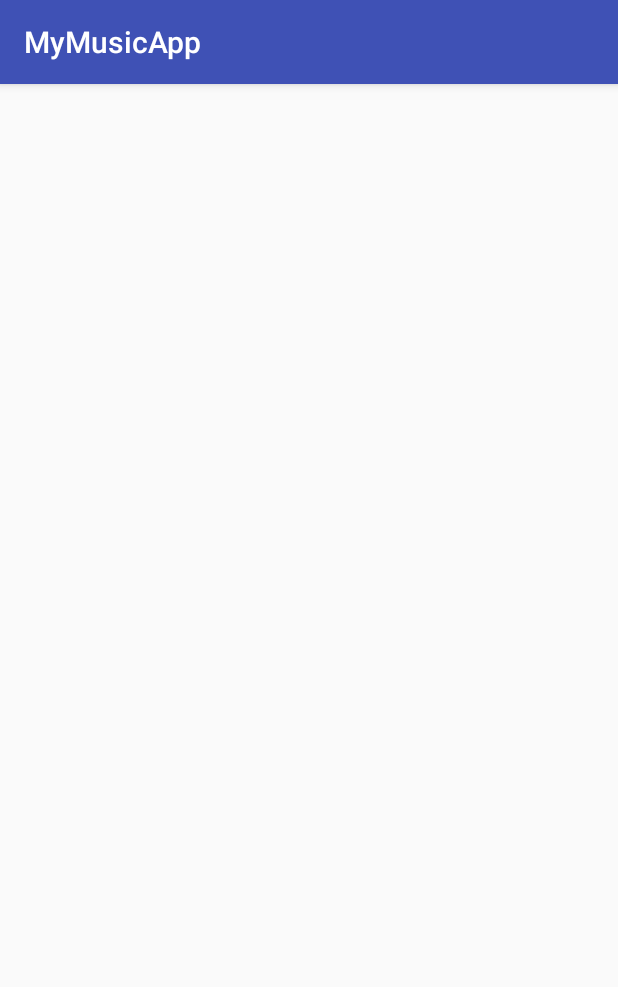
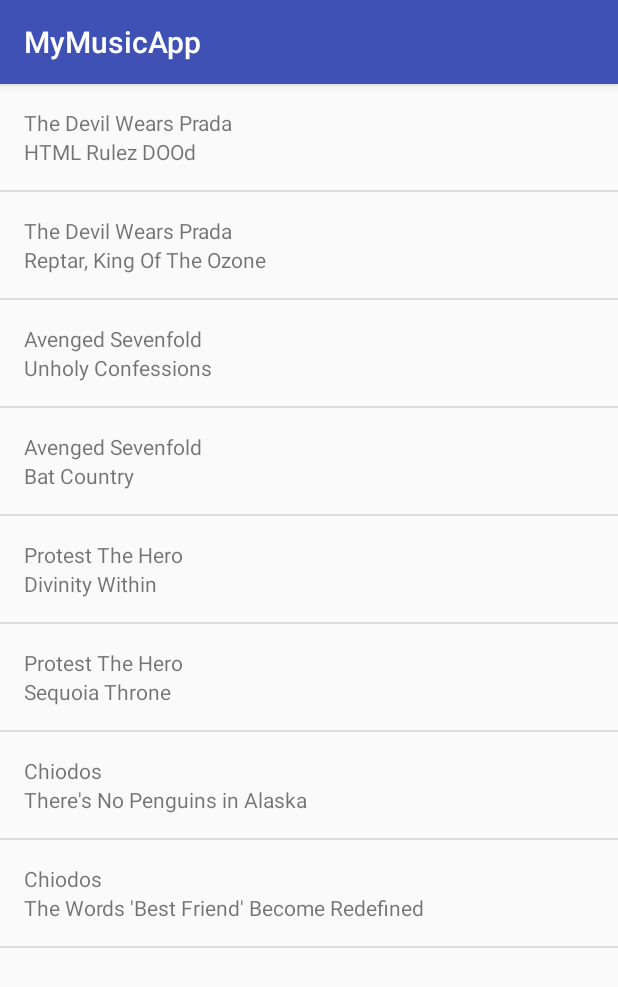
Before and after one commit to adinunzio10/MyMusicApp, an Android app: the PlaylistActivity screen opened directly, with no data from a screen before it, on a phone screen of 412 x 824 dp. Shown: the top 987 px of the screen. Run offline under Robolectric (Android 15) with nearby library versions, the phone set to English and light mode, and no system bars.

Commit message:
Added Music Library w/ 10 songs using Custom WordAdapter from Miwok app.

```diff
--- a/app/src/main/java/com/example/adinu/mymusicapp/PlaylistActivity.java
+++ b/app/src/main/java/com/example/adinu/mymusicapp/PlaylistActivity.java
@@ -1,13 +1,49 @@
 package com.example.adinu.mymusicapp;
 
+import android.os.Bundle;
 import android.support.v7.app.AppCompatActivity;
-import android.os.Bundle;
+import android.widget.ListView;
+
+import com.example.adinu.mymusicapp.R;
+import com.example.adinu.mymusicapp.Word;
+import com.example.adinu.mymusicapp.WordAdapter;
+
+import java.util.ArrayList;
 
 public class PlaylistActivity extends AppCompatActivity {
 
     @Override
     protected void onCreate(Bundle savedInstanceState) {
         super.onCreate(savedInstanceState);
-        setContentView(R.layout.activity_playlist);
+        setContentView(R.layout.words_list);
+
+        // Create a list of words
+        ArrayList<Word> words = new ArrayList<>();
+        words.add(new Word("The Devil Wears Prada","HTML Rulez DOOd"));
+        words.add(new Word("The Devil Wears Prada","Reptar, King Of The Ozone"));
+        words.add(new Word("Avenged Sevenfold","Unholy Confessions"));
+        words.add(new Word("Avenged Sevenfold","Bat Country"));
+        words.add(new Word("Protest The Hero","Divinity Within"));
+        words.add(new Word("Protest The Hero","Sequoia Throne"));
+        words.add(new Word("Chiodos","There's No Penguins in Alaska"));
+        words.add(new Word("Chiodos","The Words 'Best Friend' Become Redefined"));
+
+        // Create an {@link ArrayAdapter}, whose data source is a list of Strings. The
+        // adapter knows how to create layouts for each item in the list, using the
+        // simple_list_item_1.xml layout resource defined in the Android framework.
+        // This list item layout contains a single {@link TextView}, which the adapter will set to
+        // display a single word.
+        WordAdapter adapter = new WordAdapter(this, words);
+
+        // Find the {@link ListView} object in the view hierarchy of the {@link Activity}.
+        // There should be a {@link ListView} with the view ID called list, which is declared in the
+        // activity_numbers.xml layout file.
+        ListView listView = (ListView) findViewById(R.id.list);
+
+        // Make the {@link ListView} use the {@link ArrayAdapter} we created above, so that the
+        // {@link ListView} will display list items for each word in the list of words.
+        // Do this by calling the setAdapter method on the {@link ListView} object and pass in
+        // 1 argument, which is the {@link ArrayAdapter} with the variable name itemsAdapter.
+        listView.setAdapter(adapter);
     }
 }
--- /dev/null
+++ b/app/src/main/java/com/example/adinu/mymusicapp/Word.java
@@ -0,0 +1,25 @@
+package com.example.adinu.mymusicapp;
+// A class to allow the app to learn an Miwok word and display it's english translation.
+public class Word {
+
+    // English Translation of the word
+    private String mArtistName;
+
+    // Miwok translation of the word
+    private String mSongName;
+
+    public Word(String artistName, String songName) {
+        mArtistName = artistName;
+        mSongName = songName;
+    }
+
+    // Get the English Translation of the word
+    public String getArtistName() {
+        return mArtistName;
+    }
+
+    // Get the Miwok translation of the word
+    public String getSongName() {
+        return mSongName;
+    }
+}
--- /dev/null
+++ b/app/src/main/java/com/example/adinu/mymusicapp/WordAdapter.java
@@ -0,0 +1,44 @@
+package com.example.adinu.mymusicapp;
+
+import android.app.Activity;
+import android.support.annotation.NonNull;
+import android.support.annotation.Nullable;
+import android.view.LayoutInflater;
+import android.view.View;
+import android.view.ViewGroup;
+import android.widget.ArrayAdapter;
+import android.widget.TextView;
+
+import java.util.ArrayList;
+
+public class WordAdapter extends ArrayAdapter<Word> {
+
+    // Create Custom Constructor used to populate list with data
+
+    private static final String LOG_TAG = WordAdapter.class.getSimpleName();
+
+    // Create internal storage for array adapter.
+    public WordAdapter(Activity context, ArrayList<Word> words) {
+        super(context, 0, words);
+    }
+
+    @NonNull
+    @Override
+    public View getView(int position, @Nullable View convertView, @NonNull ViewGroup parent) {
+        View listItemView = convertView;
+        if(listItemView == null) {
+            listItemView = LayoutInflater.from(getContext()).inflate(
+                    R.layout.list_item, parent, false);
+        }
+
+        Word mArtist = getItem(position);
+        TextView artistView = (TextView) listItemView.findViewById(R.id.artiest_text_view);
+        artistView.setText(mArtist.getArtistName());
+
+        Word mSong = getItem(position);
+        TextView songView = (TextView) listItemView.findViewById(R.id.song_text_view);
+        songView.setText(mSong.getSongName());
+
+        return listItemView;
+    }
+}
--- a/app/src/main/res/layout/activity_main.xml
+++ b/app/src/main/res/layout/activity_main.xml
@@ -15,7 +15,6 @@
 -->
 <LinearLayout
     xmlns:android="http://schemas.android.com/apk/res/android"
-    xmlns:tools="http://schemas.android.com/tools"
     android:layout_width="match_parent"
     android:layout_height="match_parent"
     android:background="@android:color/background_light"
--- /dev/null
+++ b/app/src/main/res/layout/list_item.xml
@@ -0,0 +1,19 @@
+<?xml version="1.0" encoding="utf-8"?>
+<LinearLayout xmlns:android="http://schemas.android.com/apk/res/android"
+    xmlns:tools="http://schemas.android.com/tools"
+    android:orientation="vertical" android:layout_width="match_parent"
+    android:layout_height="match_parent"
+    android:padding="16dp">
+
+    <TextView
+        android:id="@+id/artiest_text_view"
+        android:layout_width="match_parent"
+        android:layout_height="wrap_content"
+        tools:text="The Devil Wears Prada"/>
+    <TextView
+        android:id="@+id/song_text_view"
+        android:layout_width="match_parent"
+        android:layout_height="wrap_content"
+        tools:text="Reptar, King Of The O-Zone"/>
+
+</LinearLayout>
--- /dev/null
+++ b/app/src/main/res/layout/words_list.xml
@@ -0,0 +1,6 @@
+<?xml version="1.0" encoding="utf-8"?>
+<ListView xmlns:android="http://schemas.android.com/apk/res/android"
+    android:id="@+id/list"
+    android:orientation="vertical"
+    android:layout_width="match_parent"
+    android:layout_height="match_parent" />
```
Also changed, not shown: app/src/main/java/com/example/adinu/mymusicapp/MainActivity.java (+1 -7 lines).
